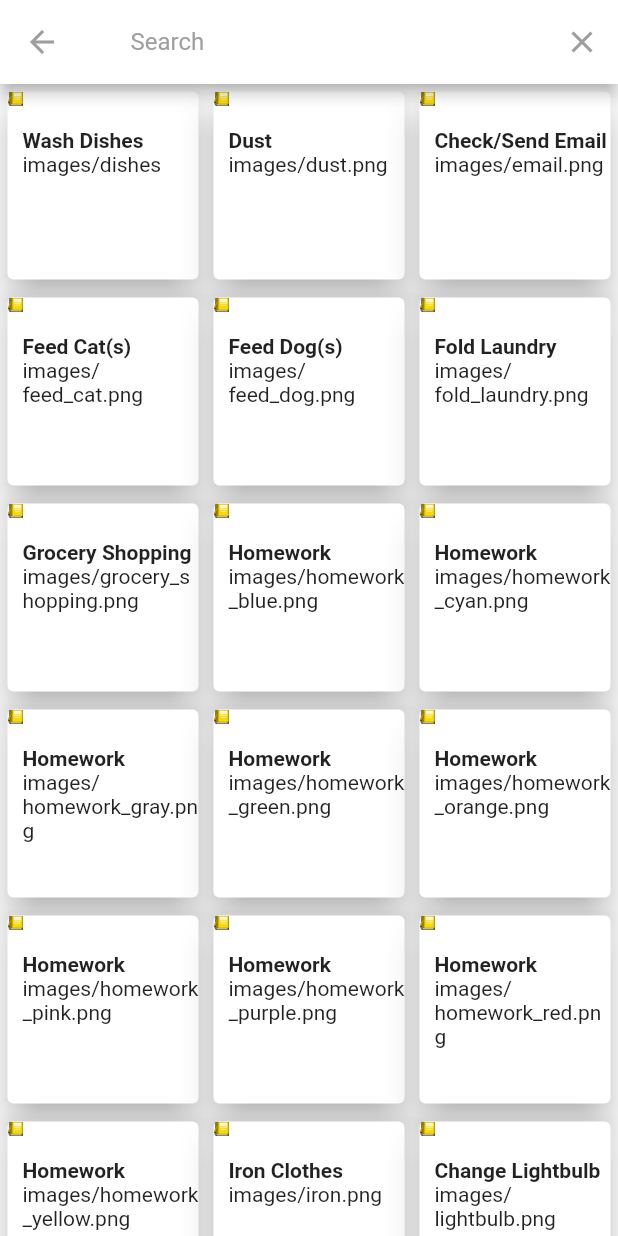
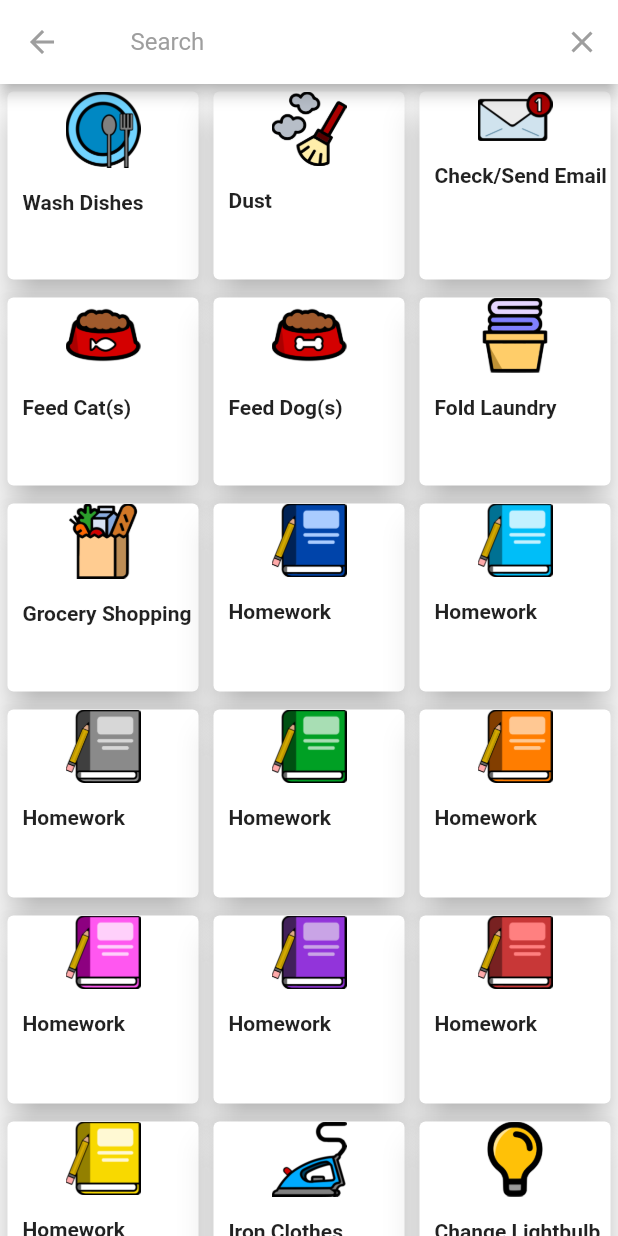
Before and after one commit to a-mabe/todo_list, a Flutter app: the SearchList screen opened directly, on a phone screen of 412 x 824 dp. Run offline on Flutter 3.47's test engine with Material 2 defaults, Android fonts, the phone set to English and light mode, and no system bars; our stand-ins replace shared_preferences; accounts and stored records are empty; Roboto replaces fonts that are missing (Arial).

Commit message:
Resized and centered icons on add item page.

```diff
--- a/lib/addItem.dart
+++ b/lib/addItem.dart
@@ -184,10 +184,11 @@ class Uiitem extends StatelessWidget {
         child: Column(
           crossAxisAlignment: CrossAxisAlignment.start,
           children: <Widget>[
-            Image.asset(
-              'images/homework_yellow.png',
-              width: 10,
-            ),
+            Center(
+                child: Image.asset(
+              item.image,
+              width: 50,
+            )),
             Padding(
               padding: EdgeInsets.fromLTRB(10.0, 15.0, 0.0, 0.0),
               child: Column(
@@ -200,9 +201,6 @@ class Uiitem extends StatelessWidget {
                     maxLines: 1,
                   ),
                   SizedBox(height: 0.0),
-                  Text(
-                    item.image,
-                  ),
                 ],
               ),
             ),
--- a/lib/data/icon_names.dart
+++ b/lib/data/icon_names.dart
@@ -1,5 +1,5 @@
 final Map names = {
-  "images/dishes": "Wash Dishes",
+  "images/dishes.png": "Wash Dishes",
   "images/dust.png": "Dust",
   "images/email.png": "Check/Send Email",
   "images/feed_cat.png": "Feed Cat(s)",
--- a/lib/data/images.dart
+++ b/lib/data/images.dart
@@ -1,5 +1,5 @@
 final List<String> images = [
-  "images/dishes",
+  "images/dishes.png",
   "images/dust.png",
   "images/email.png",
   "images/feed_cat.png",
```
